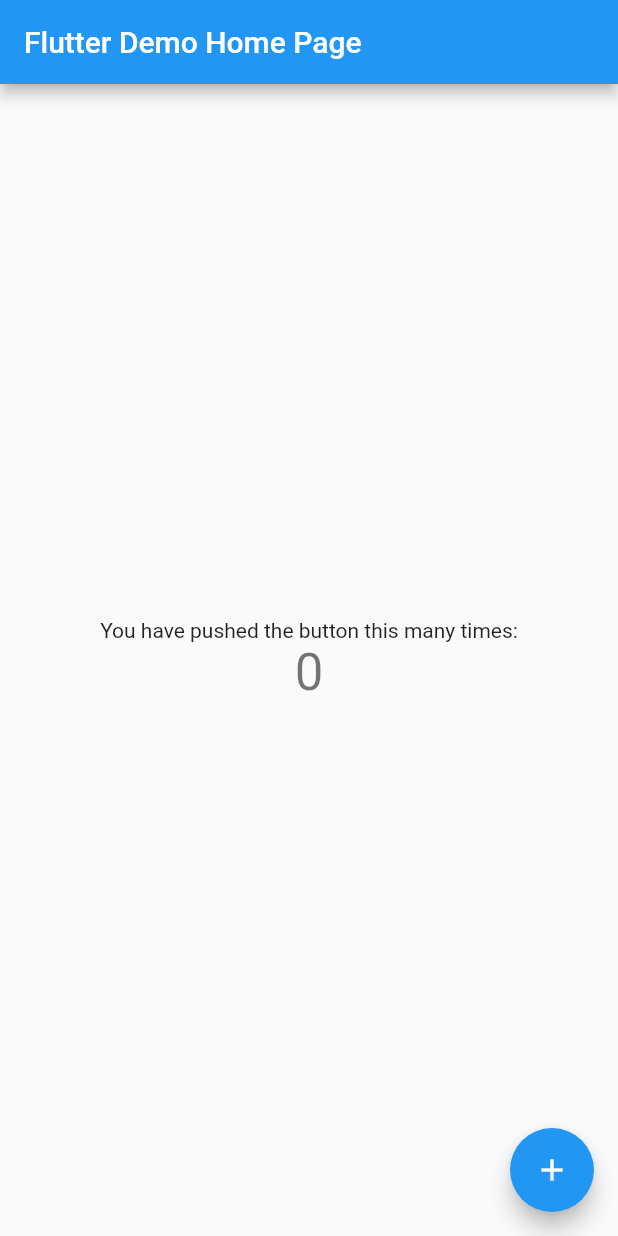
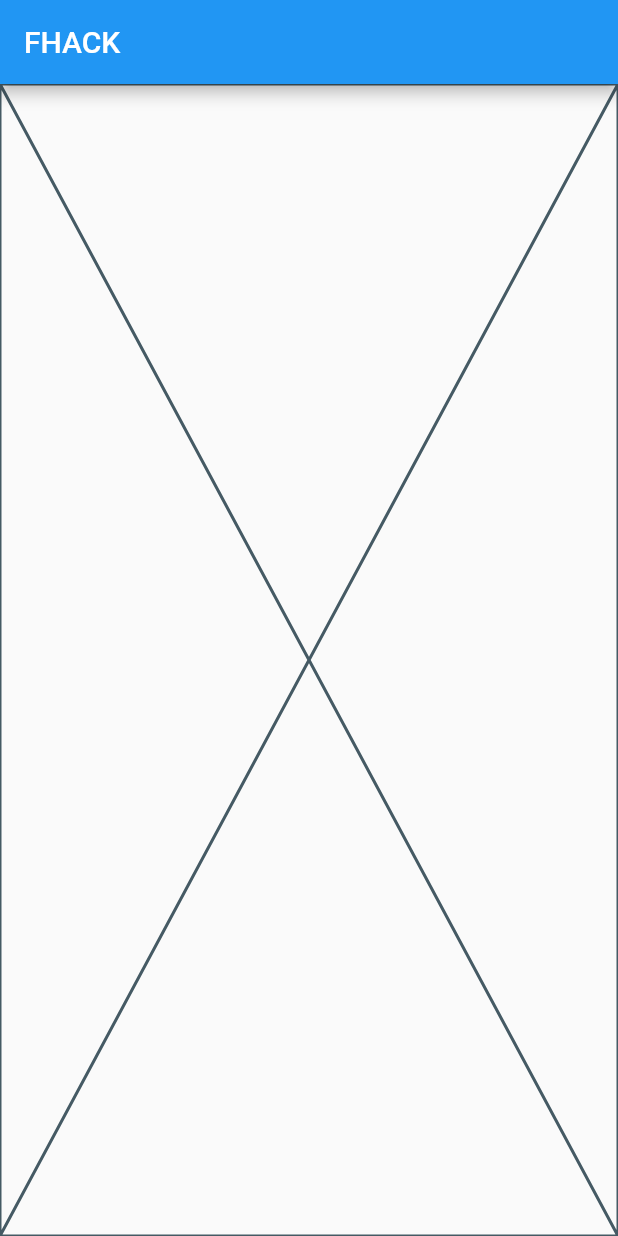
Before and after one commit to Team-RxH5/Hack19, a Flutter app: the screen it shows after launch, on a phone screen of 412 x 824 dp. Run offline on Flutter 3.47's test engine with Material 2 defaults, Android fonts, the phone set to English and light mode, and no system bars.

Commit message:
Update code structure

```diff
--- /dev/null
+++ b/lib/app.dart
@@ -0,0 +1,16 @@
+import 'package:fhack/screen/home/home_screen.dart';
+import 'package:flutter/material.dart';
+
+class App extends StatelessWidget {
+  // This widget is the root of your application.
+  @override
+  Widget build(BuildContext context) {
+    return MaterialApp(
+      title: 'FHACK',
+      theme: ThemeData(
+        primarySwatch: Colors.blue,
+      ),
+      home: HomeScreen(),
+    );
+  }
+}
--- a/lib/main.dart
+++ b/lib/main.dart
@@ -1,111 +1,4 @@
+import 'package:fhack/app.dart';
 import 'package:flutter/material.dart';
 
-void main() => runApp(MyApp());
-
-class MyApp extends StatelessWidget {
-  // This widget is the root of your application.
-  @override
-  Widget build(BuildContext context) {
-    return MaterialApp(
-      title: 'Flutter Demo',
-      theme: ThemeData(
-        // This is the theme of your application.
-        //
-        // Try running your application with "flutter run". You'll see the
-        // application has a blue toolbar. Then, without quitting the app, try
-        // changing the primarySwatch below to Colors.green and then invoke
-        // "hot reload" (press "r" in the console where you ran "flutter run",
-        // or simply save your changes to "hot reload" in a Flutter IDE).
-        // Notice that the counter didn't reset back to zero; the application
-        // is not restarted.
-        primarySwatch: Colors.blue,
-      ),
-      home: MyHomePage(title: 'Flutter Demo Home Page'),
-    );
-  }
-}
-
-class MyHomePage extends StatefulWidget {
-  MyHomePage({Key key, this.title}) : super(key: key);
-
-  // This widget is the home page of your application. It is stateful, meaning
-  // that it has a State object (defined below) that contains fields that affect
-  // how it looks.
-
-  // This class is the configuration for the state. It holds the values (in this
-  // case the title) provided by the parent (in this case the App widget) and
-  // used by the build method of the State. Fields in a Widget subclass are
-  // always marked "final".
-
-  final String title;
-
-  @override
-  _MyHomePageState createState() => _MyHomePageState();
-}
-
-class _MyHomePageState extends State<MyHomePage> {
-  int _counter = 0;
-
-  void _incrementCounter() {
-    setState(() {
-      // This call to setState tells the Flutter framework that something has
-      // changed in this State, which causes it to rerun the build method below
-      // so that the display can reflect the updated values. If we changed
-      // _counter without calling setState(), then the build method would not be
-      // called again, and so nothing would appear to happen.
-      _counter++;
-    });
-  }
-
-  @override
-  Widget build(BuildContext context) {
-    // This method is rerun every time setState is called, for instance as done
-    // by the _incrementCounter method above.
-    //
-    // The Flutter framework has been optimized to make rerunning build methods
-    // fast, so that you can just rebuild anything that needs updating rather
-    // than having to individually change instances of widgets.
-    return Scaffold(
-      appBar: AppBar(
-        // Here we take the value from the MyHomePage object that was created by
-        // the App.build method, and use it to set our appbar title.
-        title: Text(widget.title),
-      ),
-      body: Center(
-        // Center is a layout widget. It takes a single child and positions it
-        // in the middle of the parent.
-        child: Column(
-          // Column is also layout widget. It takes a list of children and
-          // arranges them vertically. By default, it sizes itself to fit its
-          // children horizontally, and tries to be as tall as its parent.
-          //
-          // Invoke "debug painting" (press "p" in the console, choose the
-          // "Toggle Debug Paint" action from the Flutter Inspector in Android
-          // Studio, or the "Toggle Debug Paint" command in Visual Studio Code)
-          // to see the wireframe for each widget.
-          //
-          // Column has various properties to control how it sizes itself and
-          // how it positions its children. Here we use mainAxisAlignment to
-          // center the children vertically; the main axis here is the vertical
-          // axis because Columns are vertical (the cross axis would be
-          // horizontal).
-          mainAxisAlignment: MainAxisAlignment.center,
-          children: <Widget>[
-            Text(
-              'You have pushed the button this many times:',
-            ),
-            Text(
-              '$_counter',
-              style: Theme.of(context).textTheme.display1,
-            ),
-          ],
-        ),
-      ),
-      floatingActionButton: FloatingActionButton(
-        onPressed: _incrementCounter,
-        tooltip: 'Increment',
-        child: Icon(Icons.add),
-      ), // This trailing comma makes auto-formatting nicer for build methods.
-    );
-  }
-}
+void main() => runApp(App());
--- /dev/null
+++ b/lib/screen/home/home_screen.dart
@@ -0,0 +1,13 @@
+import 'package:flutter/material.dart';
+
+class HomeScreen extends StatelessWidget {
+  @override
+  Widget build(BuildContext context) {
+    return Scaffold(
+      appBar: AppBar(
+        title: Text("FHACK"),
+      ),
+      body: Placeholder(),
+    );
+  }
+}
```
Also changed, not shown: 1 other file.
